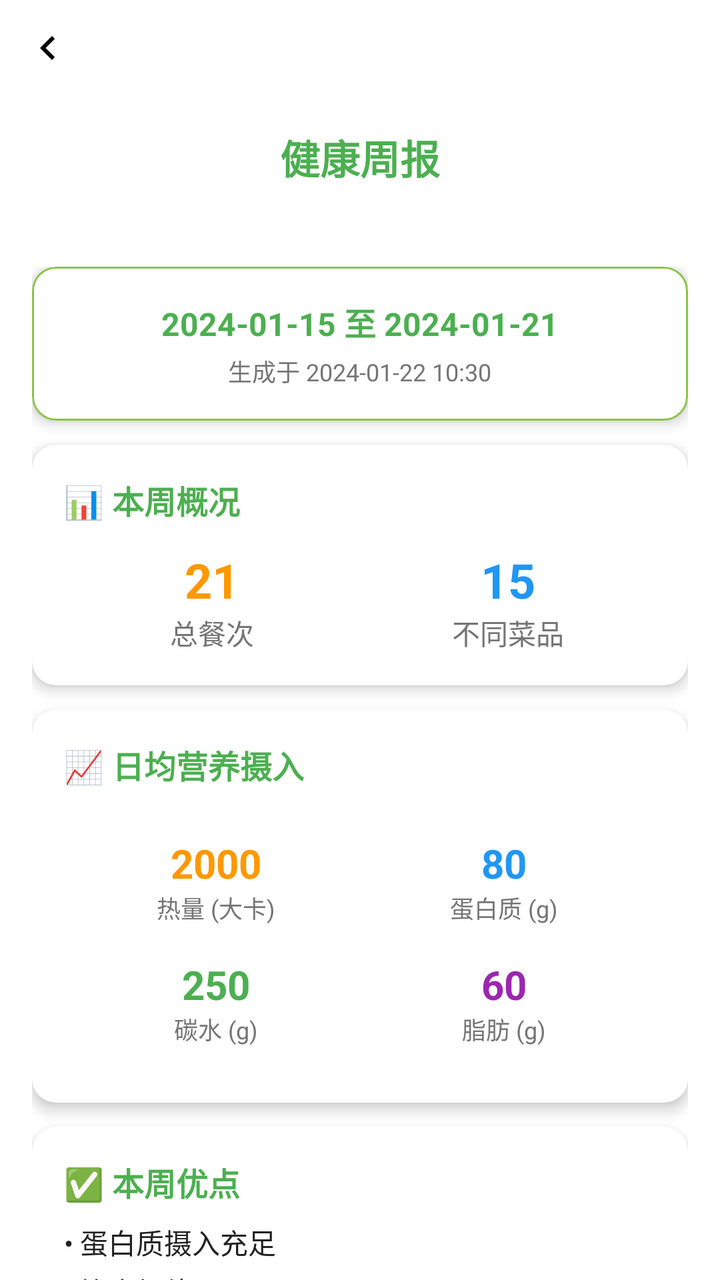
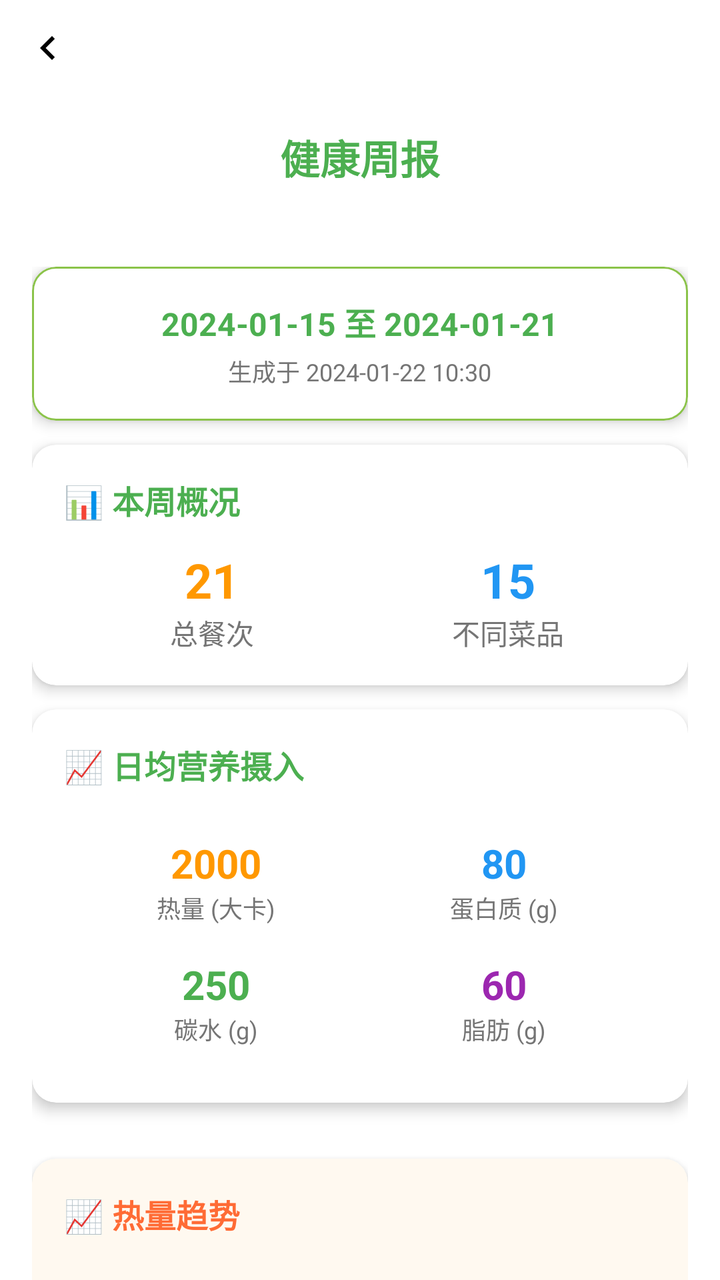

Compare the two renders of this Android layout. The source of the first and the diff that turns it into the second are given below.
<!-- AndroidManifest.xml: application theme Theme.NutriCompass -->
<!-- res/layout/activity_weekly_report.xml -->
<?xml version="1.0" encoding="utf-8"?>
<androidx.core.widget.NestedScrollView
    xmlns:android="http://schemas.android.com/apk/res/android"
    xmlns:app="http://schemas.android.com/apk/res-auto"
    android:layout_width="match_parent"
    android:layout_height="match_parent"
    android:background="@drawable/background_with_overlay">

    <RelativeLayout
        android:layout_width="match_parent"
        android:layout_height="wrap_content">

        
        <include
            android:id="@+id/back_button"
            layout="@layout/layout_back_button"
            android:layout_width="wrap_content"
            android:layout_height="wrap_content"
            android:layout_alignParentStart="true"
            android:layout_alignParentTop="true" />

        
        <LinearLayout
            android:id="@+id/header"
            android:layout_width="match_parent"
            android:layout_height="wrap_content"
            android:orientation="horizontal"
            android:background="@android:color/transparent"
            android:padding="16dp"
            android:elevation="0dp"
            android:layout_below="@id/back_button">

            <TextView
                android:layout_width="match_parent"
                android:layout_height="wrap_content"
                android:text="健康周报"
                android:textSize="20sp"
                android:textStyle="bold"
                android:textColor="@color/primary_green"
                android:gravity="center" />
        </LinearLayout>

        
        <LinearLayout
            android:id="@+id/content_container"
            android:layout_width="match_parent"
            android:layout_height="wrap_content"
            android:layout_below="@id/header"
            android:orientation="vertical"
            android:padding="16dp"
            android:layout_marginTop="8dp"
            android:layout_marginBottom="80dp">

            
            <com.google.android.material.card.MaterialCardView
                android:layout_width="match_parent"
                android:layout_height="wrap_content"
                app:cardCornerRadius="12dp"
                app:cardElevation="4dp"
                app:cardBackgroundColor="@color/white"
                android:layout_marginBottom="12dp"
                app:strokeColor="@color/light_green"
                app:strokeWidth="1dp">

                <LinearLayout
                    android:layout_width="match_parent"
                    android:layout_height="wrap_content"
                    android:orientation="vertical"
                    android:padding="16dp"
                    android:gravity="center">

                    <TextView
                        android:id="@+id/tv_week_range"
                        android:layout_width="wrap_content"
                        android:layout_height="wrap_content"
                        android:text="2024-01-15 至 2024-01-21"
                        android:textSize="16sp"
                        android:textColor="@color/primary_green"
                        android:textStyle="bold" />

                    <TextView
                        android:id="@+id/tv_generate_time"
                        android:layout_width="wrap_content"
                        android:layout_height="wrap_content"
                        android:text="生成于 2024-01-22 10:30"
                        android:textSize="12sp"
                        android:textColor="@color/text_secondary"
                        android:layout_marginTop="4dp" />
                </LinearLayout>
            </com.google.android.material.card.MaterialCardView>

            
            <com.google.android.material.card.MaterialCardView
                android:layout_width="match_parent"
                android:layout_height="wrap_content"
                app:cardCornerRadius="12dp"
                app:cardElevation="4dp"
                app:cardBackgroundColor="@color/white"
                android:layout_marginBottom="12dp">

                <LinearLayout
                    android:layout_width="match_parent"
                    android:layout_height="wrap_content"
                    android:orientation="vertical"
                    android:padding="16dp">

                    <TextView
                        android:layout_width="match_parent"
                        android:layout_height="wrap_content"
                        android:text="📊 本周概况"
                        android:textSize="16sp"
                        android:textStyle="bold"
                        android:textColor="@color/primary_green"
                        android:layout_marginBottom="12dp" />

                    <LinearLayout
                        android:layout_width="match_parent"
                        android:layout_height="wrap_content"
                        android:orientation="horizontal"
                        android:weightSum="2">

                        <LinearLayout
                            android:layout_width="0dp"
                            android:layout_height="wrap_content"
                            android:layout_weight="1"
                            android:orientation="vertical"
                            android:gravity="center">

                            <TextView
                                android:id="@+id/tv_total_meals"
                                android:layout_width="wrap_content"
                                android:layout_height="wrap_content"
                                android:text="21"
                                android:textSize="24sp"
                                android:textStyle="bold"
                                android:textColor="@color/accent_orange" />

                            <TextView
                                android:layout_width="wrap_content"
                                android:layout_height="wrap_content"
                                android:text="总餐次"
                                android:textSize="14sp"
                                android:textColor="@color/text_secondary" />
                        </LinearLayout>

                        <LinearLayout
                            android:layout_width="0dp"
                            android:layout_height="wrap_content"
                            android:layout_weight="1"
                            android:orientation="vertical"
                            android:gravity="center">

                            <TextView
                                android:id="@+id/tv_unique_recipes"
                                android:layout_width="wrap_content"
                                android:layout_height="wrap_content"
                                android:text="15"
                                android:textSize="24sp"
                                android:textStyle="bold"
                                android:textColor="@color/primary_blue" />

                            <TextView
                                android:layout_width="wrap_content"
                                android:layout_height="wrap_content"
                                android:text="不同菜品"
                                android:textSize="14sp"
                                android:textColor="@color/text_secondary" />
                        </LinearLayout>
                    </LinearLayout>
                </LinearLayout>
            </com.google.android.material.card.MaterialCardView>

            
            <com.google.android.material.card.MaterialCardView
                android:layout_width="match_parent"
                android:layout_height="wrap_content"
                app:cardCornerRadius="12dp"
                app:cardElevation="4dp"
                app:cardBackgroundColor="@color/white"
                android:layout_marginBottom="12dp">

                <LinearLayout
                    android:layout_width="match_parent"
                    android:layout_height="wrap_content"
                    android:orientation="vertical"
                    android:padding="16dp">

                    <TextView
                        android:layout_width="match_parent"
                        android:layout_height="wrap_content"
                        android:text="📈 日均营养摄入"
                        android:textSize="16sp"
                        android:textStyle="bold"
                        android:textColor="@color/primary_green"
                        android:layout_marginBottom="12dp" />

                    <GridLayout
                        android:layout_width="match_parent"
                        android:layout_height="wrap_content"
                        android:columnCount="2"
                        android:rowCount="2"
                        android:padding="4dp">

                        
                        <LinearLayout
                            android:layout_width="0dp"
                            android:layout_height="wrap_content"
                            android:layout_columnWeight="1"
                            android:layout_rowWeight="1"
                            android:orientation="vertical"
                            android:gravity="center"
                            android:padding="8dp">

                            <TextView
                                android:id="@+id/tv_avg_calories"
                                android:layout_width="wrap_content"
                                android:layout_height="wrap_content"
                                android:text="2000"
                                android:textSize="20sp"
                                android:textStyle="bold"
                                android:textColor="@color/accent_orange" />

                            <TextView
                                android:layout_width="wrap_content"
                                android:layout_height="wrap_content"
                                android:text="热量 (大卡)"
                                android:textSize="12sp"
                                android:textColor="@color/text_secondary" />
                        </LinearLayout>

                        
                        <LinearLayout
                            android:layout_width="0dp"
                            android:layout_height="wrap_content"
                            android:layout_columnWeight="1"
                            android:layout_rowWeight="1"
                            android:orientation="vertical"
                            android:gravity="center"
                            android:padding="8dp">

                            <TextView
                                android:id="@+id/tv_avg_protein"
                                android:layout_width="wrap_content"
                                android:layout_height="wrap_content"
                                android:text="80"
                                android:textSize="20sp"
                                android:textStyle="bold"
                                android:textColor="@color/primary_blue" />

                            <TextView
                                android:layout_width="wrap_content"
                                android:layout_height="wrap_content"
                                android:text="蛋白质 (g)"
                                android:textSize="12sp"
                                android:textColor="@color/text_secondary" />
                        </LinearLayout>

                        
                        <LinearLayout
                            android:layout_width="0dp"
                            android:layout_height="wrap_content"
                            android:layout_columnWeight="1"
                            android:layout_rowWeight="1"
                            android:orientation="vertical"
                            android:gravity="center"
                            android:padding="8dp">

                            <TextView
                                android:id="@+id/tv_avg_carbs"
                                android:layout_width="wrap_content"
                                android:layout_height="wrap_content"
                                android:text="250"
                                android:textSize="20sp"
                                android:textStyle="bold"
                                android:textColor="@color/primary_green" />

                            <TextView
                                android:layout_width="wrap_content"
                                android:layout_height="wrap_content"
                                android:text="碳水 (g)"
                                android:textSize="12sp"
                                android:textColor="@color/text_secondary" />
                        </LinearLayout>

                        
                        <LinearLayout
                            android:layout_width="0dp"
                            android:layout_height="wrap_content"
                            android:layout_columnWeight="1"
                            android:layout_rowWeight="1"
                            android:orientation="vertical"
                            android:gravity="center"
                            android:padding="8dp">

                            <TextView
                                android:id="@+id/tv_avg_fat"
                                android:layout_width="wrap_content"
                                android:layout_height="wrap_content"
                                android:text="60"
                                android:textSize="20sp"
                                android:textStyle="bold"
                                android:textColor="#9C27B0" />

                            <TextView
                                android:layout_width="wrap_content"
                                android:layout_height="wrap_content"
                                android:text="脂肪 (g)"
                                android:textSize="12sp"
                                android:textColor="@color/text_secondary" />
                        </LinearLayout>
                    </GridLayout>

                    
                    <TextView
                        android:id="@+id/tv_nutrition_ratio"
                        android:layout_width="match_parent"
                        android:layout_height="wrap_content"
                        android:text="供能比例: 蛋白质16% | 碳水50% | 脂肪34%"
                        android:textSize="14sp"
                        android:textColor="@color/text_secondary"
                        android:gravity="center"
                        android:layout_marginTop="8dp"
                        android:padding="8dp"
                        android:background="@color/step_highlight"
                        android:visibility="gone" />
                </LinearLayout>
            </com.google.android.material.card.MaterialCardView>

            
            <com.google.android.material.card.MaterialCardView
                android:id="@+id/card_trend"
                android:layout_width="match_parent"
                android:layout_height="wrap_content"
                app:cardCornerRadius="12dp"
                app:cardElevation="4dp"
                app:cardBackgroundColor="@color/white"
                android:layout_marginBottom="12dp"
                android:visibility="gone">

                <LinearLayout
                    android:layout_width="match_parent"
                    android:layout_height="wrap_content"
                    android:orientation="vertical"
                    android:padding="16dp">

                    <TextView
                        android:layout_width="match_parent"
                        android:layout_height="wrap_content"
                        android:text="📉 七日趋势"
                        android:textSize="16sp"
                        android:textStyle="bold"
                        android:textColor="@color/primary_green"
                        android:layout_marginBottom="12dp" />

                    
                    <TextView
                        android:layout_width="match_parent"
                        android:layout_height="80dp"
                        android:text="[趋势图区域]"
                        android:gravity="center"
                        android:textColor="@color/text_secondary"
                        android:background="#F5F5F5" />
                </LinearLayout>
            </com.google.android.material.card.MaterialCardView>

            
            <com.google.android.material.card.MaterialCardView
                android:layout_width="match_parent"
                android:layout_height="wrap_content"
                app:cardCornerRadius="12dp"
                app:cardElevation="4dp"
                app:cardBackgroundColor="@color/white"
                android:layout_marginBottom="12dp">

                <LinearLayout
                    android:layout_width="match_parent"
                    android:layout_height="wrap_content"
                    android:orientation="vertical"
                    android:padding="16dp">

                    <TextView
                        android:layout_width="match_parent"
                        android:layout_height="wrap_content"
                        android:text="✅ 本周优点"
                        android:textSize="16sp"
                        android:textStyle="bold"
                        android:textColor="@color/primary_green"
                        android:layout_marginBottom="8dp" />

                    <TextView
                        android:id="@+id/tv_strengths"
                        android:layout_width="match_parent"
                        android:layout_height="wrap_content"
                        android:text="• 蛋白质摄入充足\n• 饮食规律"
                        android:textSize="14sp"
                        android:textColor="@color/text_primary"
                        android:lineSpacingExtra="4dp" />
                </LinearLayout>
            </com.google.android.material.card.MaterialCardView>

            
            <com.google.android.material.card.MaterialCardView
                android:layout_width="match_parent"
                android:layout_height="wrap_content"
                app:cardCornerRadius="12dp"
                app:cardElevation="4dp"
                app:cardBackgroundColor="@color/white"
                android:layout_marginBottom="12dp">

                <LinearLayout
                    android:layout_width="match_parent"
                    android:layout_height="wrap_content"
                    android:orientation="vertical"
                    android:padding="16dp">

                    <TextView
                        android:layout_width="match_parent"
                        android:layout_height="wrap_content"
                        android:text="💡 改进建议"
                        android:textSize="16sp"
                        android:textStyle="bold"
                        android:textColor="@color/accent_orange"
                        android:layout_marginBottom="8dp" />

                    <TextView
                        android:id="@+id/tv_suggestions"
                        android:layout_width="match_parent"
                        android:layout_height="wrap_content"
                        android:text="• 增加蔬菜摄入\n• 控制油脂用量"
                        android:textSize="14sp"
                        android:textColor="@color/text_primary"
                        android:lineSpacingExtra="4dp" />
                </LinearLayout>
            </com.google.android.material.card.MaterialCardView>

            
            <LinearLayout
                android:layout_width="match_parent"
                android:layout_height="wrap_content"
                android:orientation="horizontal"
                android:gravity="center"
                android:layout_marginTop="16dp"
                android:layout_marginBottom="16dp">

                <com.google.android.material.button.MaterialButton
                    android:id="@+id/btn_share"
                    android:layout_width="0dp"
                    android:layout_height="wrap_content"
                    android:layout_weight="1"
                    android:text="分享报告"
                    android:textSize="14sp"
                    android:padding="10dp"
                    app:cornerRadius="8dp"
                    android:backgroundTint="@color/primary_green"
                    android:layout_marginEnd="8dp" />

                <com.google.android.material.button.MaterialButton
                    android:id="@+id/btn_history"
                    android:layout_width="0dp"
                    android:layout_height="wrap_content"
                    android:layout_weight="1"
                    android:text="历史报告"
                    android:textSize="14sp"
                    android:padding="10dp"
                    app:cornerRadius="8dp"
                    android:backgroundTint="@color/light_green"
                    android:layout_marginStart="8dp"
                    android:visibility="gone" />
            </LinearLayout>
        </LinearLayout>

        
        <ProgressBar
            android:id="@+id/progress_bar"
            android:layout_width="wrap_content"
            android:layout_height="wrap_content"
            android:layout_centerInParent="true"
            android:visibility="gone" />
    </RelativeLayout>
</androidx.core.widget.NestedScrollView>
<!-- res/layout/layout_back_button.xml (included above) -->
<?xml version="1.0" encoding="utf-8"?>
<ImageView xmlns:android="http://schemas.android.com/apk/res/android"
    android:id="@+id/iv_back"
    android:layout_width="48dp"
    android:layout_height="48dp"
    android:src="@drawable/ic_back"
    android:scaleType="centerInside"
    android:padding="12dp"
    android:contentDescription="返回"
    android:layout_marginStart="8dp"
    android:layout_marginTop="8dp"/>
<!-- resources referenced by this layout -->
<resources>
  <color name="accent_orange">#FF9800</color>
  <color name="light_green">#8BC34A</color>
  <color name="primary_blue">#2196F3</color>
  <color name="primary_green">#4CAF50</color>
  <color name="step_highlight">#E8F5E9</color>
  <color name="text_primary">#212121</color>
  <color name="text_secondary">#757575</color>
  <color name="white">#FFFFFFFF</color>
  <!-- drawable background_with_overlay (drawable) -->
  <?xml version="1.0" encoding="utf-8"?>
  <layer-list xmlns:android="http://schemas.android.com/apk/res/android">
      
      <item>
          <shape android:shape="rectangle">
              <solid android:color="#FFFFFF" />
          </shape>
      </item>
  </layer-list>
  <!-- drawable ic_back (drawable) -->
  <vector xmlns:android="http://schemas.android.com/apk/res/android"
      android:width="24dp"
      android:height="24dp"
      android:viewportWidth="24"
      android:viewportHeight="24">
      <path
          android:fillColor="#000000"
          android:pathData="M15.41,16.59L10.83,12l4.58,-4.59L14,6l-6,6 6,6z"/>
  </vector>
  <style name="Theme.NutriCompass" parent="Theme.MaterialComponents.DayNight.NoActionBar">
          <item name="colorPrimary">@color/primary_green</item>
          <item name="colorPrimaryVariant">@color/light_green</item>
          <item name="colorOnPrimary">@color/white</item>
          <item name="colorSecondary">@color/accent_orange</item>
          <item name="colorSecondaryVariant">@color/accent_orange</item>
          <item name="colorOnSecondary">@color/black</item>
          <item name="android:statusBarColor">?attr/colorPrimaryVariant</item>
          <item name="android:windowBackground">@color/background_light</item>
      </style>
  <color name="black">#FF000000</color>
  <color name="background_light">#FAFAFA</color>
</resources>

<!-- the commit's change to res/layout/activity_weekly_report.xml (unified diff, before → after) -->
@@ -326,16 +326,15 @@
                 </LinearLayout>
             </com.google.android.material.card.MaterialCardView>
 
-            
             <com.google.android.material.card.MaterialCardView
                 android:id="@+id/card_trend"
                 android:layout_width="match_parent"
                 android:layout_height="wrap_content"
-                app:cardCornerRadius="12dp"
-                app:cardElevation="4dp"
-                app:cardBackgroundColor="@color/white"
-                android:layout_marginBottom="12dp"
-                android:visibility="gone">
+                android:layout_marginTop="16dp"
+                android:layout_marginBottom="16dp"
+                app:cardCornerRadius="12dp"
+                app:cardElevation="4dp"
+                app:cardBackgroundColor="#FFF9F0">
 
                 <LinearLayout
                     android:layout_width="match_parent"
@@ -344,23 +343,26 @@
                     android:padding="16dp">
 
                     <TextView
-                        android:layout_width="match_parent"
-                        android:layout_height="wrap_content"
-                        android:text="📉 七日趋势"
+                        android:layout_width="wrap_content"
+                        android:layout_height="wrap_content"
+                        android:text="📈 热量趋势"
                         android:textSize="16sp"
                         android:textStyle="bold"
-                        android:textColor="@color/primary_green"
-                        android:layout_marginBottom="12dp" />
+                        android:textColor="#FF6B35"
+                        android:layout_marginBottom="12dp"/>
 
                     
                     <TextView
-                        android:layout_width="match_parent"
-                        android:layout_height="80dp"
-                        android:text="[趋势图区域]"
-                        android:gravity="center"
-                        android:textColor="@color/text_secondary"
-                        android:background="#F5F5F5" />
-                </LinearLayout>
+                        android:id="@+id/tv_trend_simple"
+                        android:layout_width="match_parent"
+                        android:layout_height="wrap_content"
+                        android:textSize="14sp"
+                        android:lineSpacingExtra="6dp"
+                        android:textColor="#333333"
+                        android:fontFamily="monospace"/>
+
+                </LinearLayout>
+
             </com.google.android.material.card.MaterialCardView>
 
             
